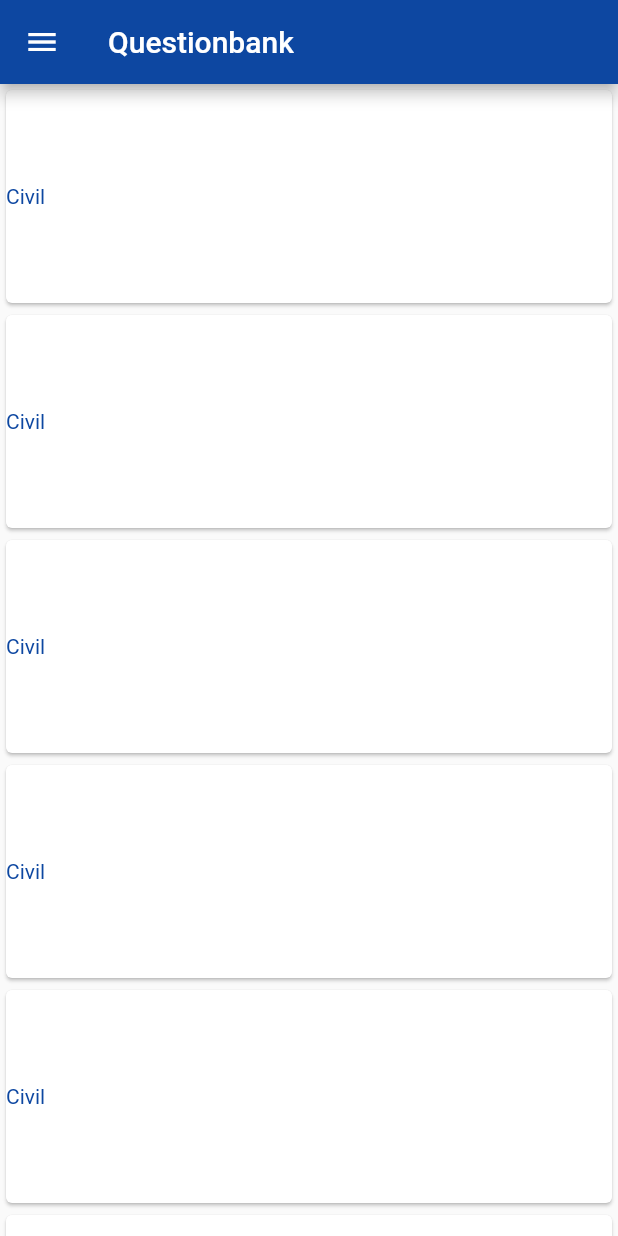
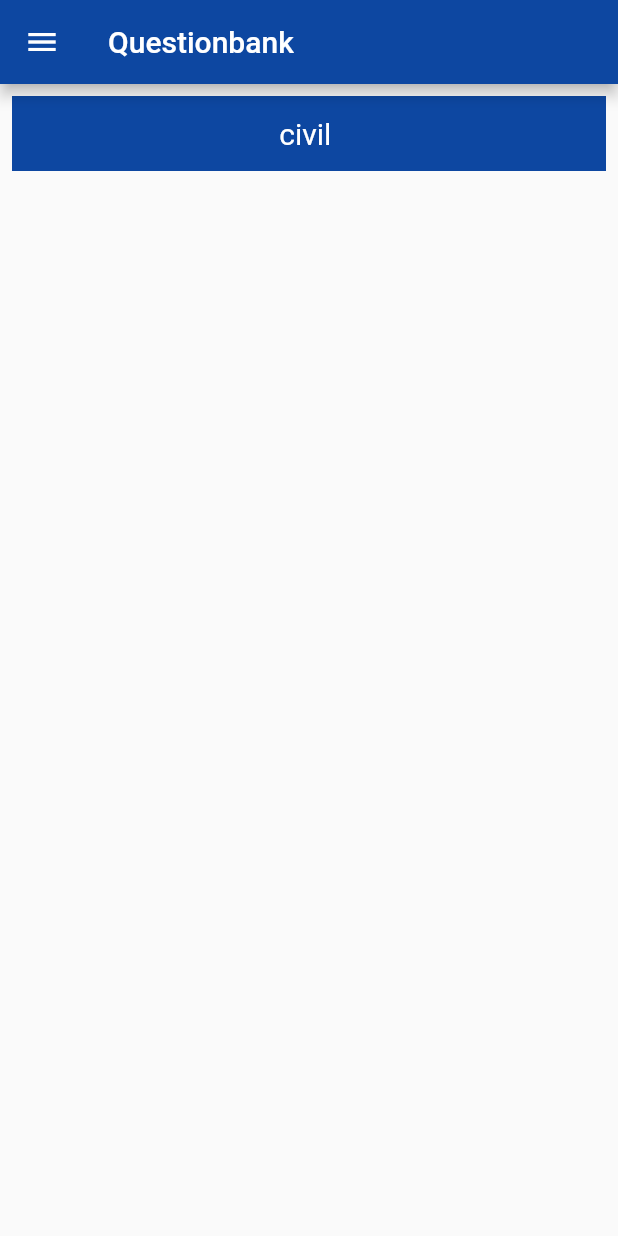
Before and after one commit to puskottampandey/questionbank-, a Flutter app: the screen it shows after launch, on a phone screen of 412 x 824 dp. Run offline on Flutter 3.47's test engine with Material 2 defaults, Android fonts, the phone set to English and light mode, and no system bars.

Commit message:
listview added

```diff
--- a/lib/home_screen.dart
+++ b/lib/home_screen.dart
@@ -37,8 +37,7 @@ class _HomepageState extends State<Homepage> {
                   Navigator.push(
                       context,
                       MaterialPageRoute(
-                            builder: ((context) =>
-                                const NotificationScreen())));
+                          builder: ((context) => const NotificationScreen())));
                 }),
             ListTile(
               leading: const Icon(Icons.mail),
@@ -77,24 +76,17 @@ class _HomepageState extends State<Homepage> {
           ],
         ),
       ),
-        body: ListView.builder(
-            itemCount: 6,
-            itemBuilder: (context, i) {
-              return SizedBox(
-                  height: 150,
-                  width: 50,
-                  child: Card(
-                    child: Center(
-                      child: Row(
-                        children: [
-                          Text(
-                            "Civil",
-                            style: TextStyle(color: Colors.blue.shade900),
-                          ),
-                        ],
-                      ),
-                    ),
-                  ));
-            }));
+      body: ListView(padding: const EdgeInsets.all(8), children: <Widget>[
+        Container(
+            decoration: BoxDecoration(color: Colors.blue.shade900),
+            padding: const EdgeInsets.all(8),
+            height: 50,
+            child: const Center(
+                child: Text(
+              "civil ",
+              style: TextStyle(color: Colors.white, fontSize: 20),
+            )))
+      ]),
+    );
   }
 }
```
Lines whose indentation alone changed are shown as unchanged.
